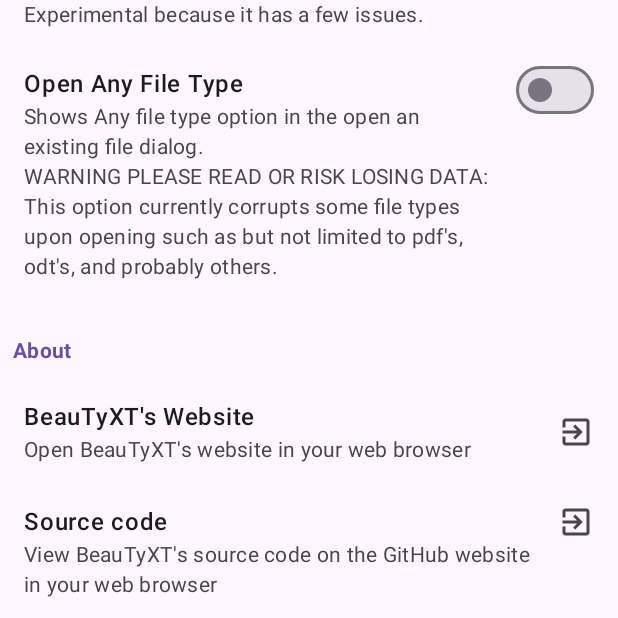
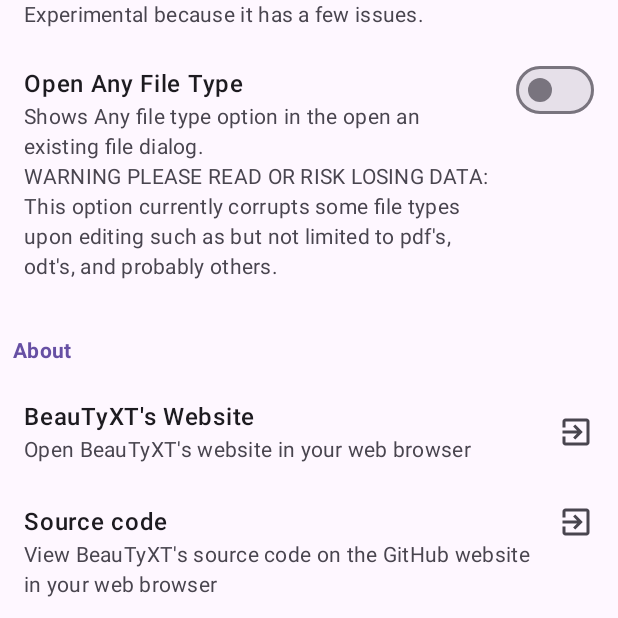
Before and after one commit to soupslurpr/BeauTyXT, an Android app built with Jetpack Compose: the composable SettingsScreen shown on its own in the app's theme, on a phone screen of 412 x 824 dp, the part 618-1236 px from its top. Run offline under Robolectric (Android 15) with nearby library versions, the phone set to English and light mode, and no system bars.

Commit message:
Update strings.xml

```diff
--- a/app/src/main/res/values/strings.xml
+++ b/app/src/main/res/values/strings.xml
@@ -54,5 +54,5 @@
     <string name="fullscreen_markdown_render_preview_setting_name" tools:ignore="MissingTranslation">Fullscreen Markdown Render Preview</string>
     <string name="fullscreen_markdown_render_preview_setting_description" tools:ignore="MissingTranslation">Shows a button when a markdown file is open which will toggle a fullscreen view of the rendered markdown preview.\nExperimental because it has a few issues.</string>
     <string name="open_any_file_type_setting_name" tools:ignore="MissingTranslation">Open Any File Type</string>
-    <string name="open_any_file_type_setting_description" tools:ignore="MissingTranslation">Shows Any file type option in the open an existing file dialog.\nWARNING PLEASE READ OR RISK LOSING DATA: This option currently corrupts some file types upon opening such as but not limited to pdf\'s, odt\'s, and probably others.</string>
+    <string name="open_any_file_type_setting_description" tools:ignore="MissingTranslation">Shows Any file type option in the open an existing file dialog.\nWARNING PLEASE READ OR RISK LOSING DATA: This option currently corrupts some file types upon editing such as but not limited to pdf\'s, odt\'s, and probably others.</string>
 </resources>
```
